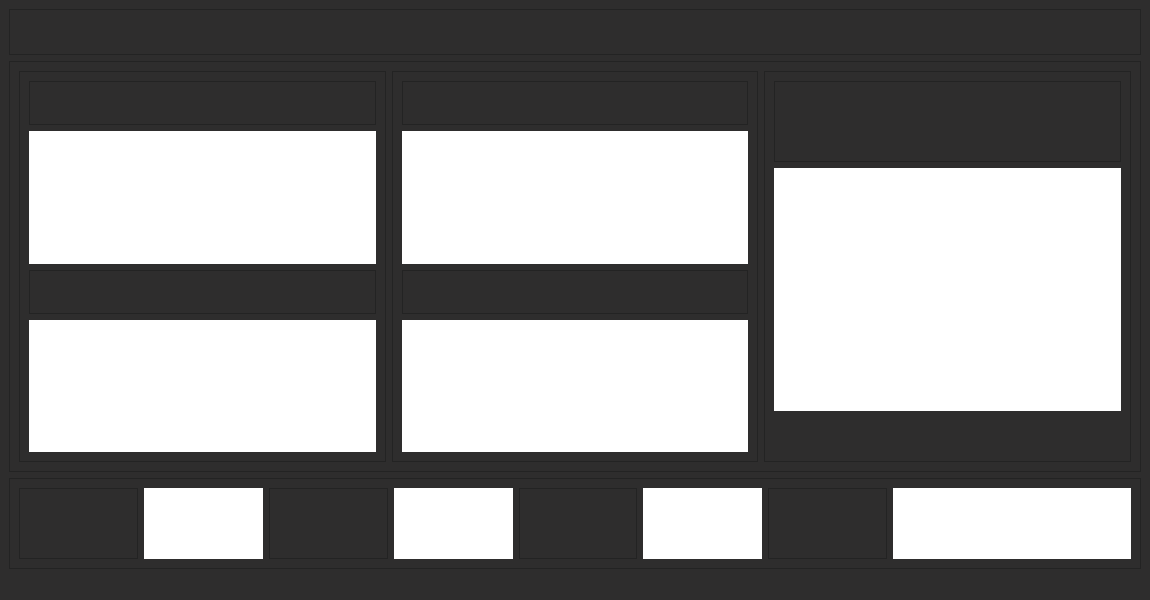
Above: seismograph.ui from Hi-Keiko/tugas-hardware-caslab before the change. Below: the same form after it.
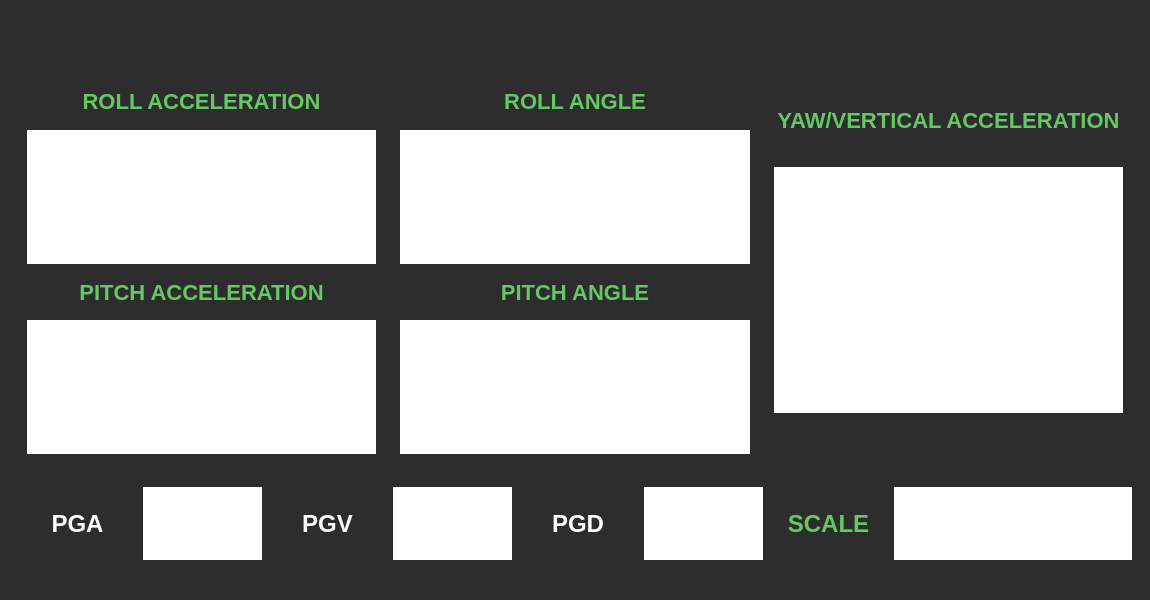
That is the form after the change. Icons and pictures are not drawn.

Commit message:
Refactor UI to use QLabel for display elements
Updated UI elements to use QLabel instead of QFrame for various labels, changing their styles and text properties.

```diff
--- a/seismograph.ui
+++ b/seismograph.ui
@@ -30,10 +30,10 @@
        <string notr="true">image: url(:/newPrefix/PortaSeis.png)</string>
       </property>
       <property name="frameShape">
-       <enum>QFrame::StyledPanel</enum>
+       <enum>QFrame::NoFrame</enum>
       </property>
       <property name="frameShadow">
-       <enum>QFrame::Raised</enum>
+       <enum>QFrame::Plain</enum>
       </property>
      </widget>
     </item>
@@ -46,10 +46,10 @@
        </sizepolicy>
       </property>
       <property name="frameShape">
-       <enum>QFrame::StyledPanel</enum>
+       <enum>QFrame::NoFrame</enum>
       </property>
       <property name="frameShadow">
-       <enum>QFrame::Raised</enum>
+       <enum>QFrame::Plain</enum>
       </property>
       <layout class="QHBoxLayout" name="horizontalLayout_4" stretch="1,1,1">
        <item>
@@ -61,14 +61,14 @@
           </sizepolicy>
          </property>
          <property name="frameShape">
-          <enum>QFrame::StyledPanel</enum>
+          <enum>QFrame::NoFrame</enum>
          </property>
          <property name="frameShadow">
-          <enum>QFrame::Raised</enum>
+          <enum>QFrame::Plain</enum>
          </property>
          <layout class="QVBoxLayout" name="verticalLayout_2" stretch="1,3,1,3">
           <item>
-           <widget class="QFrame" name="frame_9">
+           <widget class="QLabel" name="label_rollac">
             <property name="sizePolicy">
              <sizepolicy hsizetype="Expanding" vsizetype="Expanding">
               <horstretch>0</horstretch>
@@ -76,13 +76,13 @@
              </sizepolicy>
             </property>
             <property name="styleSheet">
-             <string notr="true">image: url(:/newPrefix/Rollac.png)</string>
+             <string notr="true">color: rgb(100, 200, 100); font-size: 22px; font-weight: bold; font-family: Arial, sans-serif;</string>
             </property>
-            <property name="frameShape">
-             <enum>QFrame::StyledPanel</enum>
+            <property name="text">
+             <string>ROLL ACCELERATION</string>
             </property>
-            <property name="frameShadow">
-             <enum>QFrame::Raised</enum>
+            <property name="alignment">
+             <set>Qt::AlignCenter</set>
             </property>
            </widget>
           </item>
@@ -100,7 +100,7 @@
            </widget>
           </item>
           <item>
-           <widget class="QFrame" name="frame_10">
+           <widget class="QLabel" name="label_pitchac">
             <property name="sizePolicy">
              <sizepolicy hsizetype="Expanding" vsizetype="Expanding">
               <horstretch>0</horstretch>
@@ -108,13 +108,13 @@
              </sizepolicy>
             </property>
             <property name="styleSheet">
-             <string notr="true">image: url(:/newPrefix/Pitchac.png)</string>
+             <string notr="true">color: rgb(100, 200, 100); font-size: 22px; font-weight: bold; font-family: Arial, sans-serif;</string>
             </property>
-            <property name="frameShape">
-             <enum>QFrame::StyledPanel</enum>
+            <property name="text">
+             <string>PITCH ACCELERATION</string>
             </property>
-            <property name="frameShadow">
-             <enum>QFrame::Raised</enum>
+            <property name="alignment">
+             <set>Qt::AlignCenter</set>
             </property>
            </widget>
           </item>
@@ -143,14 +143,14 @@
           </sizepolicy>
          </property>
          <property name="frameShape">
-          <enum>QFrame::StyledPanel</enum>
+          <enum>QFrame::NoFrame</enum>
          </property>
          <property name="frameShadow">
-          <enum>QFrame::Raised</enum>
+          <enum>QFrame::Plain</enum>
          </property>
          <layout class="QVBoxLayout" name="verticalLayout_3" stretch="1,3,1,3">
           <item>
-           <widget class="QFrame" name="frame_11">
+           <widget class="QLabel" name="label_rollang">
             <property name="sizePolicy">
              <sizepolicy hsizetype="Expanding" vsizetype="Expanding">
               <horstretch>0</horstretch>
@@ -158,13 +158,13 @@
              </sizepolicy>
             </property>
             <property name="styleSheet">
-             <string notr="true">image: url(:/newPrefix/Rollang.png)</string>
+             <string notr="true">color: rgb(100, 200, 100); font-size: 22px; font-weight: bold; font-family: Arial, sans-serif;</string>
             </property>
-            <property name="frameShape">
-             <enum>QFrame::StyledPanel</enum>
+            <property name="text">
+             <string>ROLL ANGLE</string>
             </property>
-            <property name="frameShadow">
-             <enum>QFrame::Raised</enum>
+            <property name="alignment">
+             <set>Qt::AlignCenter</set>
             </property>
            </widget>
           </item>
@@ -182,7 +182,7 @@
            </widget>
           </item>
           <item>
-           <widget class="QFrame" name="frame_12">
+           <widget class="QLabel" name="label_pitchang">
             <property name="sizePolicy">
              <sizepolicy hsizetype="Expanding" vsizetype="Expanding">
               <horstretch>0</horstretch>
@@ -190,13 +190,13 @@
              </sizepolicy>
             </property>
             <property name="styleSheet">
-             <string notr="true">image: url(:/newPrefix/Pitchang.png)</string>
+             <string notr="true">color: rgb(100, 200, 100); font-size: 22px; font-weight: bold; font-family: Arial, sans-serif;</string>
             </property>
-            <property name="frameShape">
-             <enum>QFrame::StyledPanel</enum>
+            <property name="text">
+             <string>PITCH ANGLE</string>
             </property>
-            <property name="frameShadow">
-             <enum>QFrame::Raised</enum>
+            <property name="alignment">
+             <set>Qt::AlignCenter</set>
             </property>
            </widget>
           </item>
@@ -225,14 +225,14 @@
           </sizepolicy>
          </property>
          <property name="frameShape">
-          <enum>QFrame::StyledPanel</enum>
+          <enum>QFrame::NoFrame</enum>
          </property>
          <property name="frameShadow">
-          <enum>QFrame::Raised</enum>
+          <enum>QFrame::Plain</enum>
          </property>
          <layout class="QVBoxLayout" name="verticalLayout_7" stretch="2,6,1">
           <item>
-           <widget class="QFrame" name="frame_30">
+           <widget class="QLabel" name="label_yawac">
             <property name="sizePolicy">
              <sizepolicy hsizetype="Expanding" vsizetype="Expanding">
               <horstretch>0</horstretch>
@@ -240,13 +240,13 @@
              </sizepolicy>
             </property>
             <property name="styleSheet">
-             <string notr="true">image: url(:/newPrefix/Yawac.png)</string>
+             <string notr="true">color: rgb(100, 200, 100); font-size: 22px; font-weight: bold; font-family: Arial, sans-serif;</string>
             </property>
-            <property name="frameShape">
-             <enum>QFrame::StyledPanel</enum>
+            <property name="text">
+             <string>YAW/VERTICAL ACCELERATION</string>
             </property>
-            <property name="frameShadow">
-             <enum>QFrame::Raised</enum>
+            <property name="alignment">
+             <set>Qt::AlignCenter</set>
             </property>
            </widget>
           </item>
@@ -291,14 +291,14 @@
        </sizepolicy>
       </property>
       <property name="frameShape">
-       <enum>QFrame::StyledPanel</enum>
+       <enum>QFrame::NoFrame</enum>
       </property>
       <property name="frameShadow">
-       <enum>QFrame::Raised</enum>
+       <enum>QFrame::Plain</enum>
       </property>
       <layout class="QHBoxLayout" name="horizontalLayout_3" stretch="1,1,1,1,1,1,1,2">
        <item>
-        <widget class="QFrame" name="frame_13">
+        <widget class="QLabel" name="label_pga">
          <property name="sizePolicy">
           <sizepolicy hsizetype="Expanding" vsizetype="Expanding">
            <horstretch>0</horstretch>
@@ -306,13 +306,13 @@
           </sizepolicy>
          </property>
          <property name="styleSheet">
-          <string notr="true">image: url(:/newPrefix/PGA.png)</string>
+          <string notr="true">color: rgb(255, 255, 255); font-size: 24px; font-weight: bold; font-family: Arial, sans-serif;</string>
          </property>
-         <property name="frameShape">
-          <enum>QFrame::StyledPanel</enum>
+         <property name="text">
+          <string>PGA</string>
          </property>
-         <property name="frameShadow">
-          <enum>QFrame::Raised</enum>
+         <property name="alignment">
+          <set>Qt::AlignCenter</set>
          </property>
         </widget>
        </item>
@@ -330,7 +330,7 @@
         </widget>
        </item>
        <item>
-        <widget class="QFrame" name="frame_14">
+        <widget class="QLabel" name="label_pgv">
          <property name="sizePolicy">
           <sizepolicy hsizetype="Expanding" vsizetype="Expanding">
            <horstretch>0</horstretch>
@@ -338,13 +338,13 @@
           </sizepolicy>
          </property>
          <property name="styleSheet">
-          <string notr="true">image: url(:/newPrefix/PGV.png)</string>
+          <string notr="true">color: rgb(255, 255, 255); font-size: 24px; font-weight: bold; font-family: Arial, sans-serif;</string>
          </property>
-         <property name="frameShape">
-          <enum>QFrame::StyledPanel</enum>
+         <property name="text">
+          <string>PGV</string>
          </property>
-         <property name="frameShadow">
-          <enum>QFrame::Raised</enum>
+         <property name="alignment">
+          <set>Qt::AlignCenter</set>
          </property>
         </widget>
        </item>
@@ -362,7 +362,7 @@
         </widget>
        </item>
        <item>
-        <widget class="QFrame" name="frame_18">
+        <widget class="QLabel" name="label_pgd">
          <property name="sizePolicy">
           <sizepolicy hsizetype="Expanding" vsizetype="Expanding">
            <horstretch>0</horstretch>
@@ -370,13 +370,13 @@
           </sizepolicy>
          </property>
          <property name="styleSheet">
-          <string notr="true">image: url(:/newPrefix/PGD.png)</string>
+          <string notr="true">color: rgb(255, 255, 255); font-size: 24px; font-weight: bold; font-family: Arial, sans-serif;</string>
          </property>
-         <property name="frameShape">
-          <enum>QFrame::StyledPanel</enum>
+         <property name="text">
+          <string>PGD</string>
          </property>
-         <property name="frameShadow">
-          <enum>QFrame::Raised</enum>
+         <property name="alignment">
+          <set>Qt::AlignCenter</set>
          </property>
         </widget>
        </item>
@@ -394,7 +394,7 @@
         </widget>
        </item>
        <item>
-        <widget class="QFrame" name="frame_22">
+        <widget class="QLabel" name="label_scale">
          <property name="sizePolicy">
           <sizepolicy hsizetype="Expanding" vsizetype="Expanding">
            <horstretch>0</horstretch>
@@ -402,13 +402,13 @@
           </sizepolicy>
          </property>
          <property name="styleSheet">
-          <string notr="true">image: url(:/newPrefix/scale.png)</string>
+          <string notr="true">color: rgb(100, 200, 100); font-size: 24px; font-weight: bold; font-family: Arial, sans-serif;</string>
          </property>
-         <property name="frameShape">
-          <enum>QFrame::StyledPanel</enum>
+         <property name="text">
+          <string>SCALE</string>
          </property>
-         <property name="frameShadow">
-          <enum>QFrame::Raised</enum>
+         <property name="alignment">
+          <set>Qt::AlignCenter</set>
          </property>
         </widget>
        </item>
```
